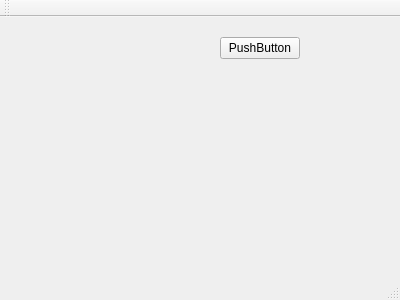
First picture: the form in qt_dithering_pixmap/MainWindow.ui, repository akapust1n/Dithering, before the edit.
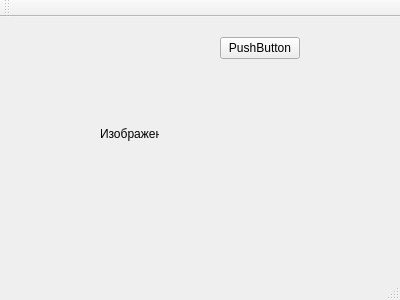
Second picture: the form after the edit.

```diff
--- a/qt_dithering_pixmap/MainWindow.ui
+++ b/qt_dithering_pixmap/MainWindow.ui
@@ -27,6 +27,19 @@
      <string>PushButton</string>
     </property>
    </widget>
+   <widget class="QLabel" name="label">
+    <property name="geometry">
+     <rect>
+      <x>100</x>
+      <y>110</y>
+      <width>59</width>
+      <height>14</height>
+     </rect>
+    </property>
+    <property name="text">
+     <string>Изображение</string>
+    </property>
+   </widget>
   </widget>
   <widget class="QMenuBar" name="menuBar">
    <property name="geometry">
```
